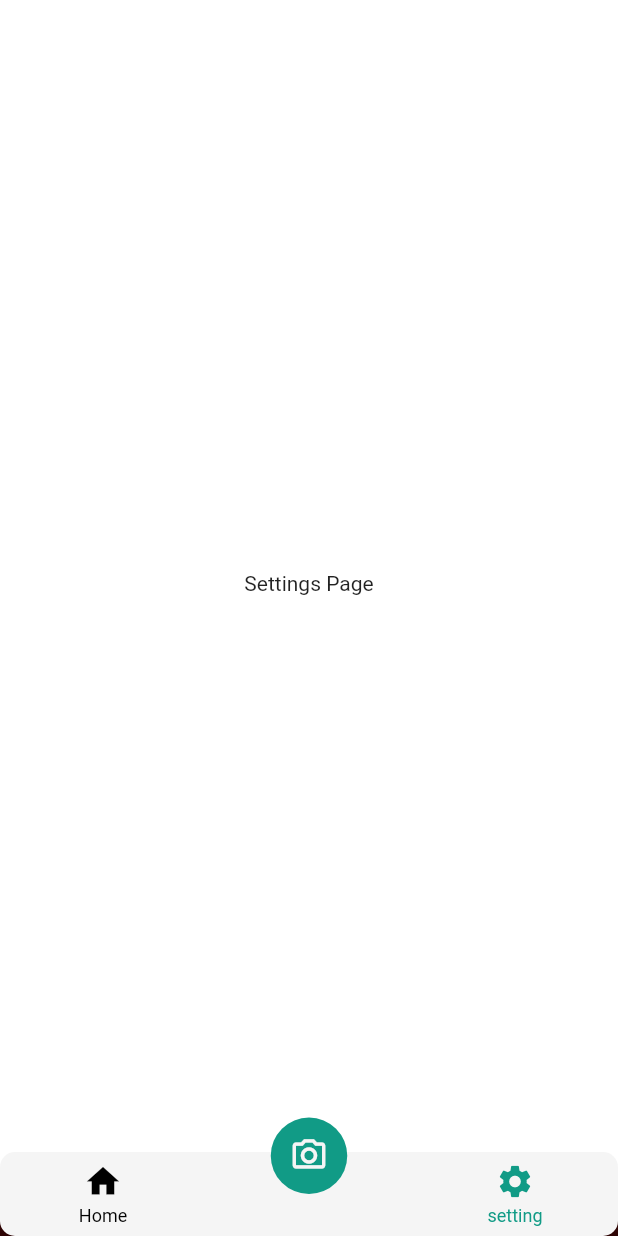
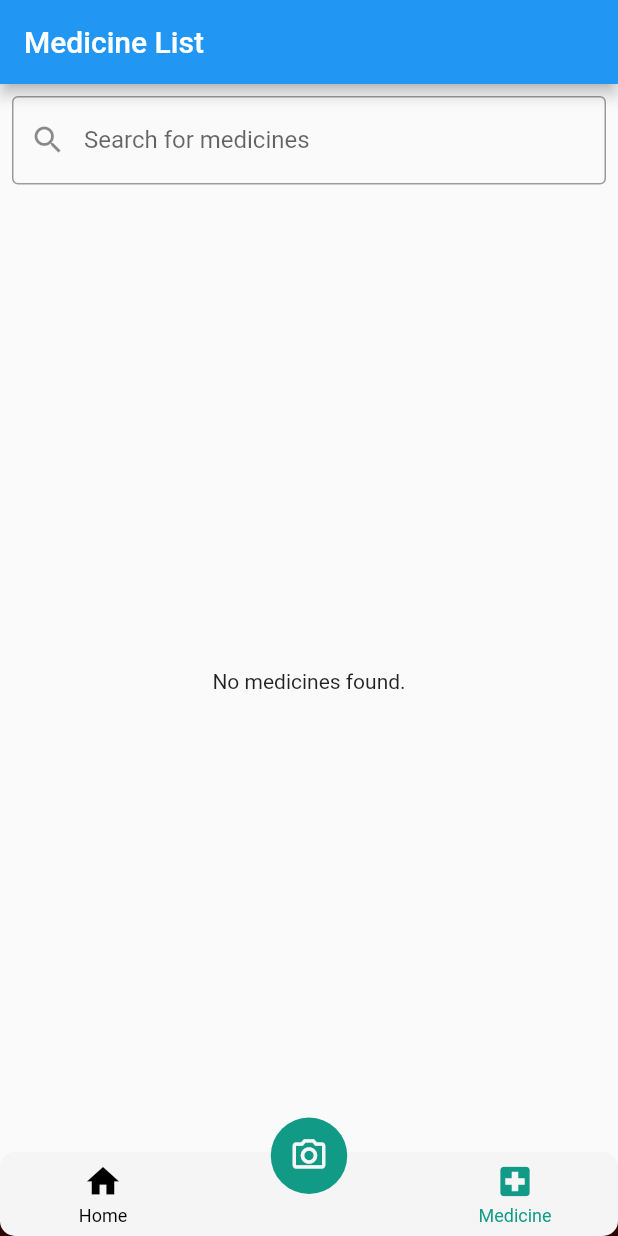
Before and after one commit to scarletkibou/Skin-Apps, a Flutter app: the screen it shows after launch, item 3 of the bottom bar chosen, on a phone screen of 412 x 824 dp. Run offline on Flutter 3.47's test engine with Material 2 defaults, Android fonts, the phone set to English and light mode, and no system bars; drawn by our look-alikes of persistent_bottom_nav_bar; our stand-ins replace camera, carousel_slider, cloud_firestore, firebase_core, firebase_storage, flutter_spinkit and 2 more; accounts and stored records are empty; network calls fail.

Commit message:
almost done

```diff
--- a/lib/CameraPage.dart
+++ b/lib/CameraPage.dart
@@ -204,7 +204,7 @@ class _CameraPageState extends State<CameraPage> {
                     child: Text('Pick Image'),
                     style: ElevatedButton.styleFrom(
                       backgroundColor: Color(0xFF398378),
-                      padding: EdgeInsets.symmetric(vertical: 20),
+                      padding: EdgeInsets.symmetric(vertical: 30),
                     ),
                   ),
                 ),
@@ -220,7 +220,7 @@ class _CameraPageState extends State<CameraPage> {
                     child: Text('Take Photo'),
                     style: ElevatedButton.styleFrom(
                       backgroundColor: Color(0xFF398378),
-                      padding: EdgeInsets.symmetric(vertical: 20),
+                      padding: EdgeInsets.symmetric(vertical: 30),
                     ),
                   ),
                 ),
--- /dev/null
+++ b/lib/MedicineStorage.dart
@@ -0,0 +1,99 @@
+import 'package:flutter/material.dart';
+import 'package:cloud_firestore/cloud_firestore.dart';
+
+import 'MedicineDetailsPage.dart';
+
+class MedicineStorage extends StatefulWidget {
+  @override
+  _MedicineStoragePageState createState() => _MedicineStoragePageState();
+}
+
+class _MedicineStoragePageState extends State<MedicineStorage> {
+  late TextEditingController _searchController;
+  late Stream<QuerySnapshot> _medicinesStream;
+
+  @override
+  void initState() {
+    super.initState();
+    _searchController = TextEditingController();
+    _medicinesStream =
+        FirebaseFirestore.instance.collection('Medicine').snapshots();
+  }
+
+  @override
+  Widget build(BuildContext context) {
+    return Scaffold(
+      appBar: AppBar(
+        title: Text('Medicine List'),
+      ),
+      body: Column(
+        children: [
+          Padding(
+            padding: const EdgeInsets.all(8.0),
+            child: TextField(
+              controller: _searchController,
+              decoration: InputDecoration(
+                labelText: 'Search for medicines',
+                prefixIcon: Icon(Icons.search),
+                border: OutlineInputBorder(),
+              ),
+              onChanged: (value) {
+                setState(() {
+                  _medicinesStream = FirebaseFirestore.instance
+                      .collection('Medicine')
+                      .where('name', isGreaterThanOrEqualTo: value)
+                      .where('name',
+                          isLessThan: value +
+                              'z') // Adjust this to improve search results
+                      .snapshots();
+                });
+              },
+            ),
+          ),
+          Expanded(
+            child: StreamBuilder<QuerySnapshot>(
+              stream: _medicinesStream,
+              builder: (context, snapshot) {
+                if (snapshot.connectionState == ConnectionState.waiting) {
+                  return Center(child: CircularProgressIndicator());
+                } else if (snapshot.hasError) {
+                  return Center(child: Text('Error loading medicines.'));
+                } else if (!snapshot.hasData || snapshot.data!.docs.isEmpty) {
+                  return Center(child: Text('No medicines found.'));
+                } else {
+                  return ListView.builder(
+                    itemCount: snapshot.data!.docs.length,
+                    itemBuilder: (context, index) {
+                      var medicineData = snapshot.data!.docs[index].data()
+                          as Map<String, dynamic>;
+                      var medicineReference = medicineData['name'];
+
+                      return ListTile(
+                        title: Text(medicineReference),
+                        onTap: () {
+                          Navigator.push(
+                            context,
+                            MaterialPageRoute(
+                              builder: (context) => MedicineDetailsPage(
+                                  medicineReference: medicineReference),
+                            ),
+                          );
+                        },
+                      );
+                    },
+                  );
+                }
+              },
+            ),
+          ),
+        ],
+      ),
+    );
+  }
+
+  @override
+  void dispose() {
+    _searchController.dispose();
+    super.dispose();
+  }
+}
--- a/lib/homepage.dart
+++ b/lib/homepage.dart
@@ -4,6 +4,7 @@ import 'package:flutter/material.dart';
 import 'package:google_nav_bar/google_nav_bar.dart';
 
 import 'CameraPage.dart';
+import 'MedicineStorage.dart';
 import 'dataPage.dart';
 import 'package:persistent_bottom_nav_bar/persistent_tab_view.dart';
 
@@ -22,12 +23,7 @@ class _HomePageState extends State<HomePage> {
     return [
       dataPage(),
       CameraPage(),
-      Container(
-        color: Colors.white,
-        child: Center(
-          child: Text('Settings Page'),
-        ),
-      ),
+      MedicineStorage(),
     ];
   }
 
@@ -51,8 +47,8 @@ class _HomePageState extends State<HomePage> {
         activeColorPrimary: Color.fromARGB(255, 17, 155, 134),
       ),
       PersistentBottomNavBarItem(
-        icon: Icon(Icons.settings),
-        title: ("setting"),
+        icon: Icon(Icons.local_hospital),
+        title: ("Medicine"),
         activeColorPrimary: Color.fromARGB(255, 17, 155, 134),
         inactiveColorPrimary: Colors.black,
       ),
```
Also changed, not shown: lib/DiseasePage.dart (+96 -11 lines), lib/MedicineDetailsPage.dart (added, +90 -0 lines), lib/preview_page.dart (+60 -23 lines).
